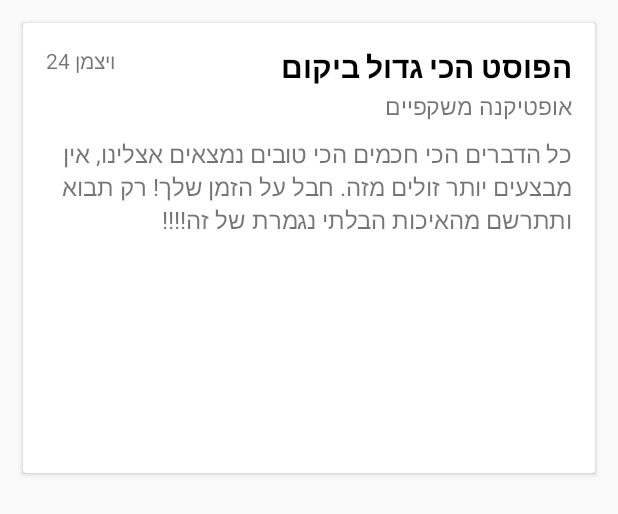
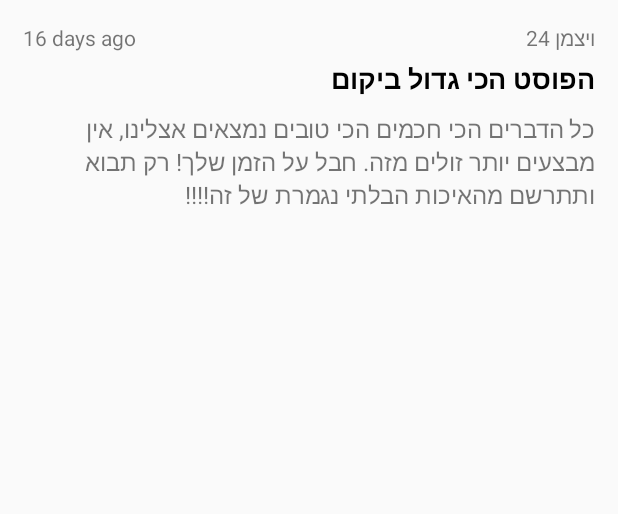
Before and after one commit to avivCodhen/SaleDanceAndroid, an Android app: the layout post_item.xml on its own in the app's theme, with its tools: preview values and no code run, on a phone screen of 412 x 824 dp. Shown: the top 514 px of the screen. Run offline under Robolectric (Android 15) with nearby library versions, the phone set to English and light mode, and no system bars; network calls fail.

```diff
--- a/app/src/main/java/com/saledance/saledanceapp/view/PostRecyclerViewAdapter.kt
+++ b/app/src/main/java/com/saledance/saledanceapp/view/PostRecyclerViewAdapter.kt
@@ -9,6 +9,8 @@ import android.graphics.BitmapFactory
 import android.util.Base64
 import com.saledance.saledanceapp.R
 import com.saledance.saledanceapp.model.entities.Sale
+import kotlinx.android.synthetic.main.post_item.view.*
+import java.time.LocalDate
 
 
 class PostRecyclerViewAdapter(private val sales : List<Sale>) : RecyclerView.Adapter<PostRecyclerViewAdapter.SaleHolder>() {
@@ -30,6 +32,7 @@ class PostRecyclerViewAdapter(private val sales : List<Sale>) : RecyclerView.Ada
         p0.itemView.saleImage.setImageBitmap(decodedByte)
         p0.itemView.salePriceTv.text = "₪"+sale.salePrice.toInt().toString()
         p0.itemView.beforePriceTv.text = "₪"+sale.beforePrice.toInt().toString() + " במקום"
+
     }
 
     class SaleHolder(itemView: View) : RecyclerView.ViewHolder(itemView) {
--- a/app/src/main/java/com/saledance/saledanceapp/viewmodel/BusinessListViewModel.kt
+++ b/app/src/main/java/com/saledance/saledanceapp/viewmodel/BusinessListViewModel.kt
@@ -3,6 +3,7 @@ package com.saledance.saledanceapp.viewmodel
 import android.arch.lifecycle.LiveData
 import android.arch.lifecycle.MutableLiveData
 import android.arch.lifecycle.ViewModel
+import android.util.Log
 import com.saledance.saledanceapp.model.entities.PublishedPost
 import com.saledance.saledanceapp.network.Api
 import io.reactivex.android.schedulers.AndroidSchedulers
@@ -31,6 +32,7 @@ class BusinessListViewModel: ViewModel() {
 
 
     private fun loadBusinesses(){
+        Log.d("aviv", "started")
         disposable =
             api.getPublishedPosts()
                 .subscribeOn(Schedulers.io())
--- a/app/src/main/res/layout/content_main.xml
+++ b/app/src/main/res/layout/content_main.xml
@@ -10,6 +10,7 @@
         tools:context=".view.PostListActivity">
 
     <ProgressBar
+            android:visibility="gone"
             android:id="@+id/mainActivityProgressBar"
             android:layout_width="wrap_content"
             android:layout_height="wrap_content"
--- a/app/src/main/res/layout/post_item.xml
+++ b/app/src/main/res/layout/post_item.xml
@@ -4,7 +4,6 @@
         android:layout_height="wrap_content"
         xmlns:android="http://schemas.android.com/apk/res/android">
 
-    <android.support.v7.widget.CardView
 
             android:id="@+id/postVardView"
             android:layout_margin="15dp"
@@ -16,40 +15,41 @@
                 android:layout_height="match_parent">
 
             <RelativeLayout
+                    android:layout_marginBottom="5dp"
                     android:id="@+id/postTitleLayout"
                     android:layout_width="match_parent"
                     android:layout_height="wrap_content">
 
+
                 <TextView
-                        android:id="@+id/postTitle"
+                        android:id="@+id/timeTv"
+                        android:text="16 days ago"
+                        android:layout_width="wrap_content"
+                        android:layout_height="wrap_content" />
+
+                <TextView
+                        android:id="@+id/streetTv"
+                        android:text="ויצמן 24"
+                        android:layout_alignParentRight="true"
+                        android:layout_width="wrap_content"
+                        android:layout_height="wrap_content" />
+
+            </RelativeLayout>
+
+            <TextView
+                    android:layout_below="@+id/postTitleLayout"
+                    android:id="@+id/businessTitle"
                     android:layout_gravity="end"
                     android:text="הפוסט הכי גדול ביקום"
                     android:textStyle="bold"
-                        android:textSize="20dp"
+                    android:textSize="18dp"
                     android:textColor="@android:color/black"
                     android:layout_width="match_parent"
                     android:layout_height="wrap_content" />
 
 
             <TextView
-                        android:id="@+id/streetTv"
-                        android:text="ויצמן 24"
-                        android:layout_width="wrap_content"
-                        android:layout_height="wrap_content" />
 
-                <TextView
-                        android:id="@+id/businessTitle"
-                        android:layout_gravity="end"
-                        android:text="אופטיקנה משקפיים"
-                        android:textSize="15dp"
-                        android:layout_marginTop="29dp"
-                        android:layout_width="match_parent"
-                        android:layout_height="wrap_content" />
-
-
-            </RelativeLayout>
-
-            <TextView
                     android:id="@+id/postBodyTv"
                     android:maxLines="3"
                     android:ellipsize="start"
@@ -57,16 +57,11 @@
                     android:textDirection="rtl"
                     android:layout_marginTop="10dp"
                     android:text="כל הדברים הכי חכמים הכי טובים נמצאים אצלינו, אין מבצעים יותר זולים מזה. חבל על הזמן שלך! רק תבוא ותתרשם מהאיכות הבלתי נגמרת של זה!!!! "
-                    android:layout_below="@+id/postTitleLayout"
+                    android:layout_below="@+id/businessTitle"
                     android:layout_width="match_parent"
                     android:layout_height="wrap_content" />
 
 
-
-        </RelativeLayout>
-
-
-    </android.support.v7.widget.CardView>
 
             <android.support.v7.widget.RecyclerView
                     android:elevation="10dp"
@@ -74,11 +69,14 @@
                     android:layout_width="match_parent"
                     android:layout_height="wrap_content"
                     android:orientation="horizontal"
-            android:layout_marginTop="140dp"
-            android:layout_marginRight="15dp"
+                    android:layout_marginTop="10dp"
+                    android:layout_below="@+id/postBodyTv"
             >
 
             </android.support.v7.widget.RecyclerView>
 
+        </RelativeLayout>
+
+
 
 </RelativeLayout>
--- a/app/src/main/res/values/colors.xml
+++ b/app/src/main/res/values/colors.xml
@@ -4,4 +4,6 @@
     <color name="colorPrimaryDark">#00574B</color>
     <color name="colorAccent">#D81B60</color>
     <color name="application_background">#E0E1DD</color>
+    <color name="gray">#A8A8A8</color>
+
 </resources>
```
Also changed, not shown: app/build.gradle (+7 -0 lines), app/src/main/java/com/saledance/saledanceapp/view/PostListActivity.kt (+21 -2 lines), app/src/main/java/com/saledance/saledanceapp/view/RecyclerViewAdapter.kt (+5 -2 lines), app/src/main/res/layout/skeleton_post_item.xml (added, +71 -0 lines). Lines whose indentation alone changed are shown as unchanged.
